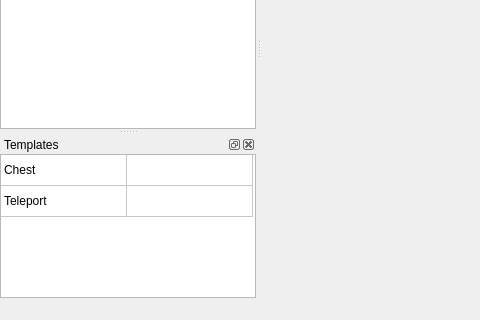
deadelf79/Editor-Qt, file src/mainwindow.ui: the form before one commit; both pictures show x 0 to 480 and y 280 to 600 of the 800 by 600 pixel window.
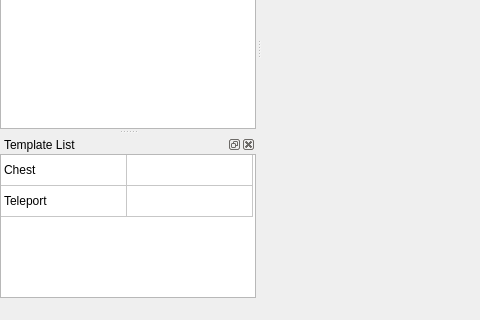
The form after the commit. Icons and pictures are not drawn.

Commit message:
Main window toolbar update
Add `import` and `export` items to `Game Project` menu. With this buttons you can import and export your project from/to XML (in a far far future).
Also updated `templates` dock -> renamed to `template list`. It is more clear to understand.
And also I added some description for toolbar items. Need add TODO to [project](https://github.com/deadelf79/Editor-Qt/projects/2).

What changed in the file:
```diff
--- a/src/mainwindow.ui
+++ b/src/mainwindow.ui
@@ -391,7 +391,7 @@
   </widget>
   <widget class="QDockWidget" name="dockTemplates">
    <property name="windowTitle">
-    <string>Templates</string>
+    <string>Template List</string>
    </property>
    <attribute name="dockWidgetArea">
     <number>1</number>
```
Left out of the diff: 41 changed lines with no effect on the pictures.
